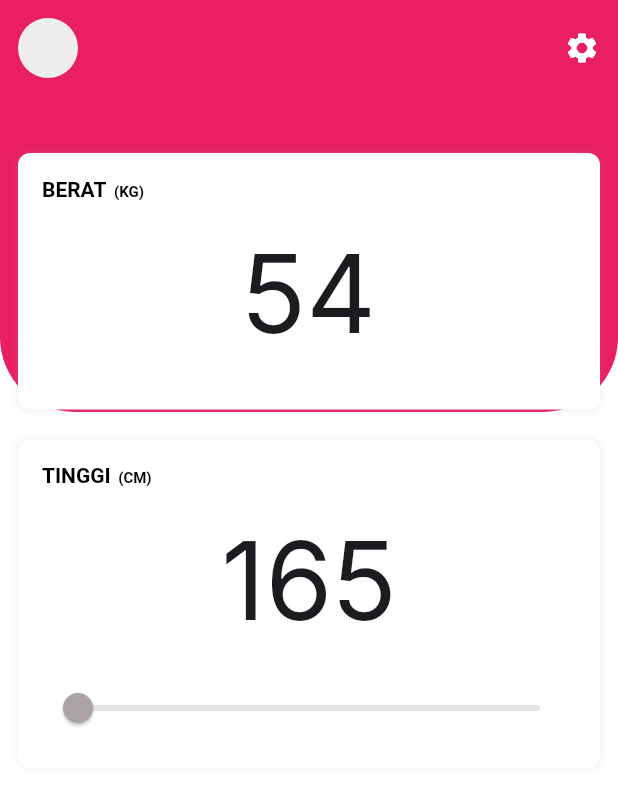
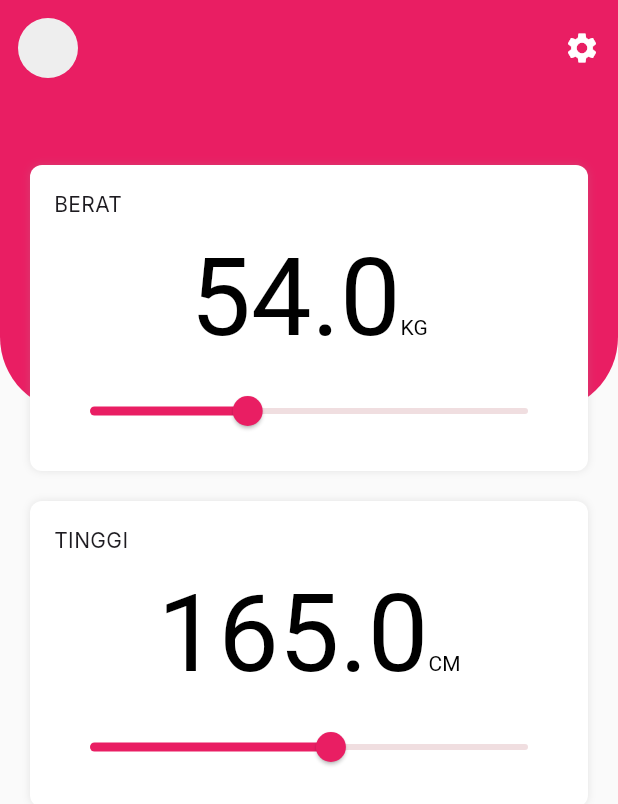
Before and after one commit to izzaalfiansyah/vitalmetrics, a Flutter app: the screen it shows after launch, on a phone screen of 412 x 824 dp. Shown: the top 804 px of the screen. Run offline on Flutter 3.47's test engine with Material 3 defaults, Android fonts, the phone set to English and light mode, and no system bars; our stand-ins replace google_fonts.

Commit message:
add slider weight and height

```diff
--- a/lib/constant.dart
+++ b/lib/constant.dart
@@ -2,5 +2,5 @@ import 'package:flutter/material.dart';
 
 const cPrimary = Colors.pink;
 final shadowBase = [
-  BoxShadow(color: Colors.grey.withOpacity(.2), blurRadius: 4),
+  BoxShadow(color: Colors.grey.withOpacity(.25), blurRadius: 4),
 ];
--- a/lib/main.dart
+++ b/lib/main.dart
@@ -21,7 +21,7 @@ class MyApp extends StatelessWidget {
         colorScheme: ColorScheme.fromSeed(
           seedColor: cPrimary,
         ),
-        scaffoldBackgroundColor: Colors.white,
+        scaffoldBackgroundColor: Colors.grey[50],
         useMaterial3: true,
       ),
       debugShowCheckedModeBanner: false,
--- a/lib/pages/index.dart
+++ b/lib/pages/index.dart
@@ -15,8 +15,8 @@ class _IndexScreenState extends State<IndexScreen> {
   @override
   void initState() {
     super.initState();
-    _height = 0;
-    _weight = 0;
+    _height = 165;
+    _weight = 54;
   }
 
   @override
@@ -62,7 +62,7 @@ class _IndexScreenState extends State<IndexScreen> {
             Container(
               padding: EdgeInsets.only(top: 90),
               child: Container(
-                padding: EdgeInsets.all(12),
+                padding: EdgeInsets.all(20),
                 child: Column(
                   children: [
                     Container(
@@ -76,38 +76,32 @@ class _IndexScreenState extends State<IndexScreen> {
                       child: Column(
                         crossAxisAlignment: CrossAxisAlignment.start,
                         children: [
-                          RichText(
-                            text: TextSpan(
-                              children: [
-                                TextSpan(
-                                  text: 'BERAT',
-                                  style: TextStyle(
-                                    fontWeight: FontWeight.bold,
-                                  ),
-                                ),
-                                TextSpan(
-                                  text: '  (KG)',
-                                  style: TextStyle(
-                                    fontWeight: FontWeight.bold,
-                                    fontSize: 10,
-                                  ),
-                                ),
-                              ],
-                              style: TextStyle(
-                                color: Colors.black,
-                              ),
-                            ),
+                          Text(
+                            'BERAT',
                           ),
                           Container(
                             padding: EdgeInsets.symmetric(vertical: 10),
                             alignment: Alignment.center,
-                            child: Text(
-                              "54",
+                            child: RichText(
+                              text: TextSpan(children: [
+                                TextSpan(
+                                  text: _weight.toString(),
                                   style: TextStyle(
                                     fontSize: 72,
                                   ),
                                 ),
+                                TextSpan(text: 'KG')
+                              ], style: TextStyle(color: Colors.black)),
                             ),
+                          ),
+                          Slider(
+                            min: 0,
+                            max: 150,
+                            value: _weight,
+                            thumbColor: cPrimary,
+                            activeColor: cPrimary,
+                            onChanged: (val) {},
+                          )
                         ],
                       ),
                     ),
@@ -123,39 +117,30 @@ class _IndexScreenState extends State<IndexScreen> {
                       child: Column(
                         crossAxisAlignment: CrossAxisAlignment.start,
                         children: [
-                          RichText(
-                            text: TextSpan(
-                              children: [
-                                TextSpan(
-                                  text: 'TINGGI',
-                                  style: TextStyle(
-                                    fontWeight: FontWeight.bold,
-                                  ),
-                                ),
-                                TextSpan(
-                                  text: '  (CM)',
-                                  style: TextStyle(
-                                    fontWeight: FontWeight.bold,
-                                    fontSize: 10,
-                                  ),
-                                ),
-                              ],
-                              style: TextStyle(
-                                color: Colors.black,
-                              ),
-                            ),
-                          ),
+                          Text('TINGGI'),
                           Container(
                             padding: EdgeInsets.symmetric(vertical: 10),
                             alignment: Alignment.center,
-                            child: Text(
-                              "165",
+                            child: RichText(
+                              text: TextSpan(children: [
+                                TextSpan(
+                                  text: _height.toString(),
                                   style: TextStyle(
                                     fontSize: 72,
                                   ),
                                 ),
+                                TextSpan(text: 'CM')
+                              ], style: TextStyle(color: Colors.black)),
                             ),
-                          Slider(value: _height, onChanged: null)
+                          ),
+                          Slider(
+                            min: 0,
+                            max: 300,
+                            value: _height,
+                            thumbColor: cPrimary,
+                            activeColor: cPrimary,
+                            onChanged: (val) {},
+                          )
                         ],
                       ),
                     ),
--- a/lib/splash.dart
+++ b/lib/splash.dart
@@ -41,14 +41,14 @@ class _SplashScreenState extends State<SplashScreen> {
                       crossAxisAlignment: CrossAxisAlignment.start,
                       children: [
                         Text(
-                          "Powered By",
+                          "powered by".toUpperCase(),
                           style: TextStyle(
-                            fontSize: 20,
+                            fontSize: 16,
                             color: Colors.white,
                           ),
                         ),
                         Text(
-                          "Politeknik Negeri Jember",
+                          "Politeknik Negeri Jember".toUpperCase(),
                           style: TextStyle(
                             color: Colors.white,
                             fontSize: 10,
@@ -59,8 +59,8 @@ class _SplashScreenState extends State<SplashScreen> {
                     SizedBox(
                       width: 20,
                     ),
-                    Image.network(
-                      'https://polije.ac.id/wp-content/uploads/elementor/thumbs/LOGO-POLITEKNIK-NEGERI-JEMBER-200x200-1-qp3k01kpg4zxykv9llfm94gtknd2gp09v5rx0qkjio.png',
+                    Image.asset(
+                      'assets/images/polije.png',
                       height: 60,
                       width: 60,
                     )
```
Also changed, not shown: pubspec.yaml (+4 -5 lines), assets/images/polije.png (added). Lines whose indentation alone changed are shown as unchanged.
